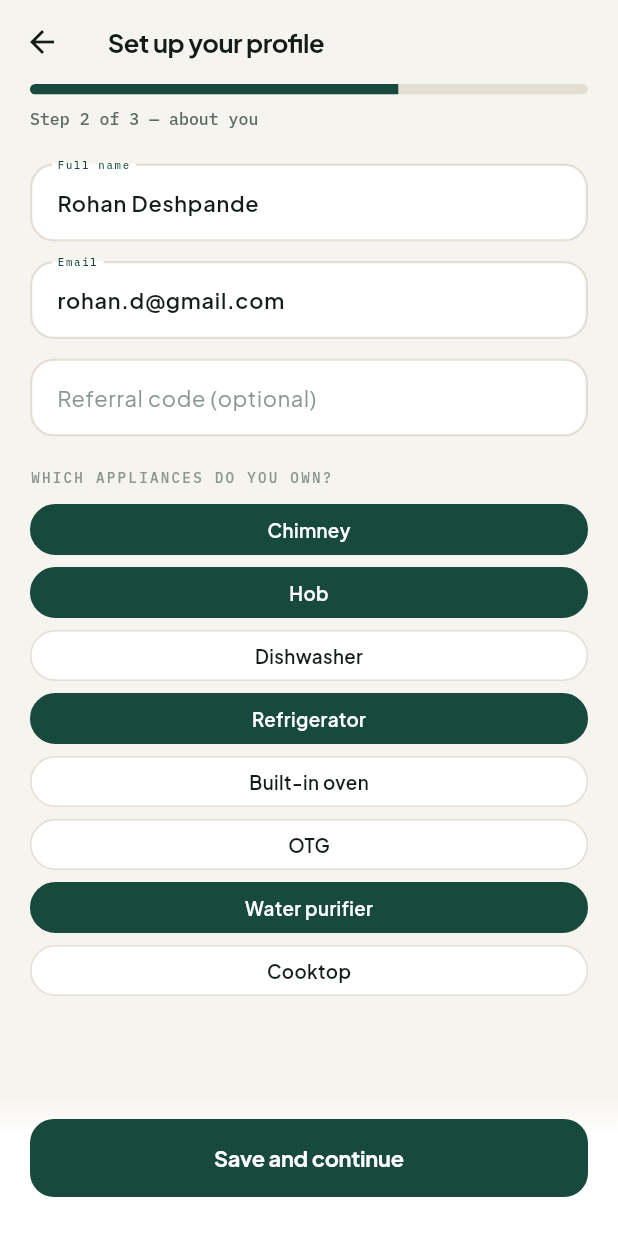
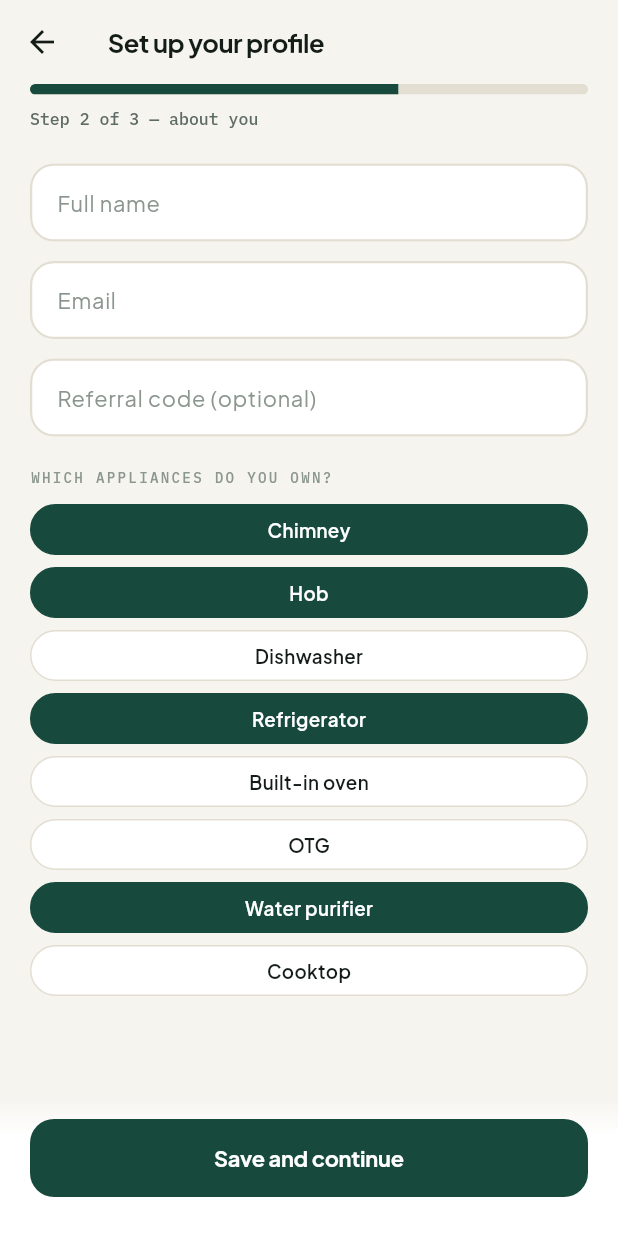
Before and after one commit to ankitchouria-oss/Rasoi-care, a Flutter app: the RegisterScreen screen opened by its route, on a phone screen of 412 x 824 dp. Run offline on Flutter 3.47's test engine with Material 3 defaults, Android fonts, the phone set to English and light mode, and no system bars; our stand-ins replace cloud_firestore, firebase_auth, firebase_core, flutter_riverpod, geolocator, go_router and 4 more; missing offline and left inert: smart_auth; accounts and stored records are empty.

Commit message:
Prefill registration name/email from the signed-in account
RegisterScreen's name/email fields were hardcoded to a demo placeholder
("Rohan Deshpande" / rohan.d@gmail.com) regardless of how the person
signed in, so Google sign-in's real profile info was never used. The
fields now prefill from AuthService.currentDisplayName/currentEmail
(populated for Google, null for phone OTP) and fall back to blank for
phone OTP or the old demo values in mock mode.

```diff
--- a/careplus_flutter/lib/data/firebase/firebase_auth_service.dart
+++ b/careplus_flutter/lib/data/firebase/firebase_auth_service.dart
@@ -14,6 +14,12 @@ class FirebaseAuthService implements AuthService {
 
   @override
   bool get isSignedIn => _auth.currentUser != null;
+
+  @override
+  String? get currentDisplayName => _auth.currentUser?.displayName;
+
+  @override
+  String? get currentEmail => _auth.currentUser?.email;
 
   @override
   Future<OtpSent> sendOtp(String e164Phone) {
--- a/careplus_flutter/lib/data/firebase/mock_auth_service.dart
+++ b/careplus_flutter/lib/data/firebase/mock_auth_service.dart
@@ -13,6 +13,12 @@ class MockAuthService implements AuthService {
 
   @override
   bool get isSignedIn => _signedIn;
+
+  @override
+  String? get currentDisplayName => null;
+
+  @override
+  String? get currentEmail => null;
 
   @override
   Future<OtpSent> sendOtp(String e164Phone) async {
--- a/careplus_flutter/lib/features/auth/auth_screens.dart
+++ b/careplus_flutter/lib/features/auth/auth_screens.dart
@@ -689,8 +689,15 @@ class RegisterScreen extends ConsumerStatefulWidget {
 }
 
 class _RegisterScreenState extends ConsumerState<RegisterScreen> {
-  final _nameCtrl = TextEditingController(text: 'Rohan Deshpande');
-  final _emailCtrl = TextEditingController(text: 'rohan.d@gmail.com');
+  // Google sign-in gives us a real name/email — prefill from that. Phone
+  // OTP carries no profile info, so it's blank there; mock mode keeps the
+  // original demo values so the flow still reads naturally without Firebase.
+  late final _nameCtrl = TextEditingController(
+      text: ref.read(authServiceProvider).currentDisplayName ??
+          (ref.read(authFlowProvider.notifier).isMock ? 'Rohan Deshpande' : ''));
+  late final _emailCtrl = TextEditingController(
+      text: ref.read(authServiceProvider).currentEmail ??
+          (ref.read(authFlowProvider.notifier).isMock ? 'rohan.d@gmail.com' : ''));
   Set<String> _owned = {'Chimney', 'Hob', 'Refrigerator', 'Water purifier'};
   bool _saving = false;
 
```
Also changed, not shown: careplus_flutter/lib/data/firebase/auth_service.dart (+7 -0 lines).
